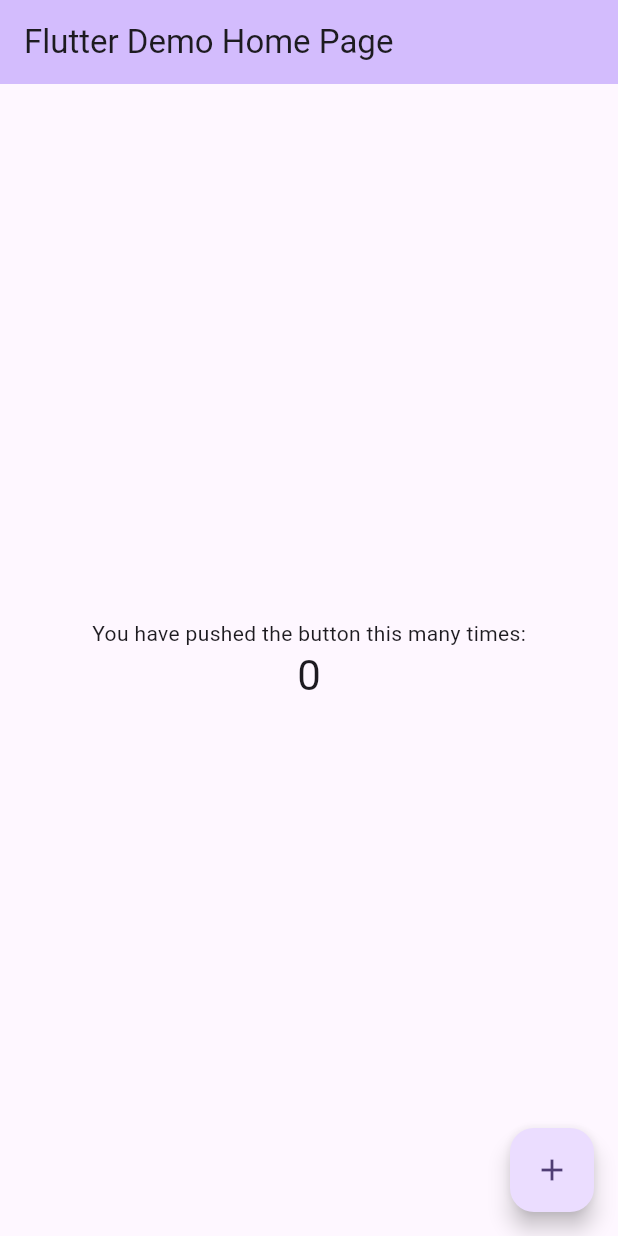
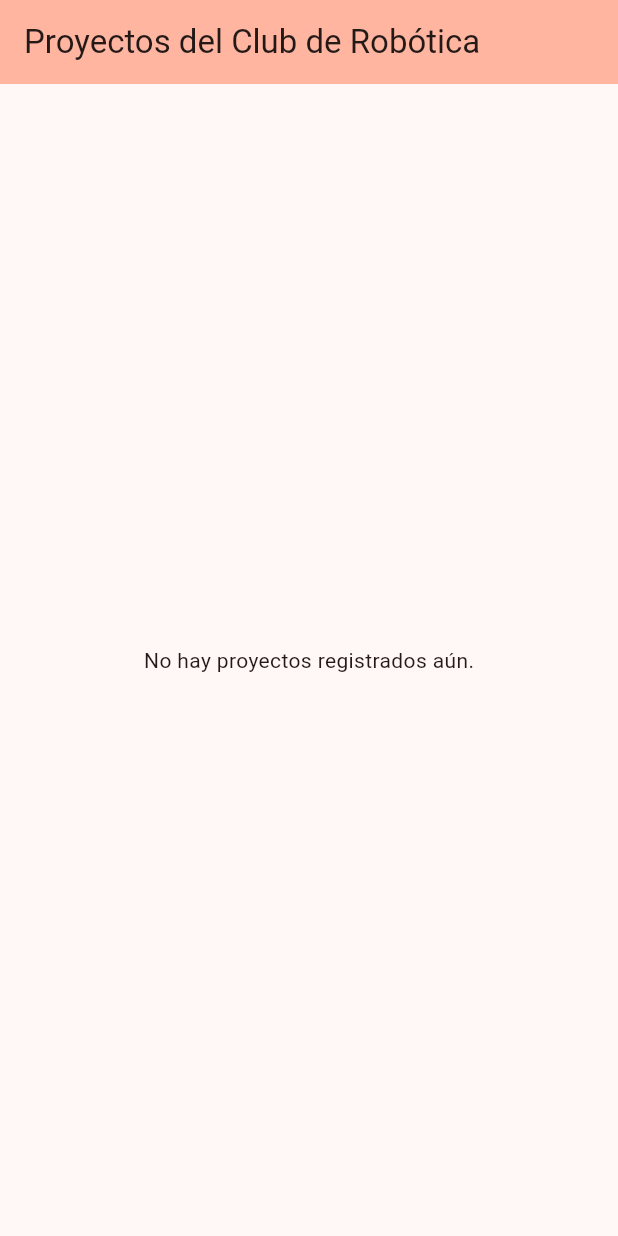
Before and after one commit to saulleonf/Club-de-Robotica-Repo, a Flutter app: the screen it shows after launch, on a phone screen of 412 x 824 dp. Run offline on Flutter 3.47's test engine with Material 3 defaults, Android fonts, the phone set to English and light mode, and no system bars; our stand-ins replace supabase_flutter; accounts and stored records are empty.

Commit message:
15/09/2026

```diff
--- a/lib/main.dart
+++ b/lib/main.dart
@@ -1,121 +1,87 @@
 import 'package:flutter/material.dart';
+import 'package:supabase_flutter/supabase_flutter.dart';
 
-void main() {
-  runApp(const MyApp());
+Future<void> main() async {
+  // Asegurar que los widgets estén inicializados
+  WidgetsFlutterBinding.ensureInitialized();
+
+  // Inicializar Supabase con tus credenciales de la nube
+  await Supabase.initialize(
+    url: 'https://qtsfsvxsmneiqchonojp.supabase.co',
+    anonKey: 'eyJhbGciOiJIUzI1NiIsInR5cCI6IkpXVCJ9.eyJpc3MiOiJzdXBhYmFzZSIsInJlZiI6InF0c2ZzdnhzbW5laXFjaG9ub2pwIiwicm9sZSI6ImFub24iLCJpYXQiOjE3ODkxNTg5MDAsImV4cCI6MjEwNDczNDkwMH0.Kearpk6gxff6gdS2GcNQ0huvJcZW7-rDaXFRklCjPyk',
+  );
+
+  runApp(const ClubRoboticaApp());
 }
 
-class MyApp extends StatelessWidget {
-  const MyApp({super.key});
+class ClubRoboticaApp extends StatelessWidget {
+  const ClubRoboticaApp({super.key});
 
-  // This widget is the root of your application.
   @override
   Widget build(BuildContext context) {
     return MaterialApp(
-      title: 'Flutter Demo',
+      title: 'Repositorio Club de Robótica\nbySaulLF',
       theme: ThemeData(
-        // This is the theme of your application.
-        //
-        // TRY THIS: Try running your application with "flutter run". You'll see
-        // the application has a purple toolbar. Then, without quitting the app,
-        // try changing the seedColor in the colorScheme below to Colors.green
-        // and then invoke "hot reload" (save your changes or press the "hot
-        // reload" button in a Flutter-supported IDE, or press "r" if you used
-        // the command line to start the app).
-        //
-        // Notice that the counter didn't reset back to zero; the application
-        // state is not lost during the reload. To reset the state, use hot
-        // restart instead.
-        //
-        // This works for code too, not just values: Most code changes can be
-        // tested with just a hot reload.
-        colorScheme: .fromSeed(seedColor: Colors.deepPurple),
+        colorScheme: ColorScheme.fromSeed(seedColor: Colors.deepOrange),
+        useMaterial3: true,
       ),
-      home: const MyHomePage(title: 'Flutter Demo Home Page'),
+      home: const HomeScreen(),
     );
   }
 }
 
-class MyHomePage extends StatefulWidget {
-  const MyHomePage({super.key, required this.title});
-
-  // This widget is the home page of your application. It is stateful, meaning
-  // that it has a State object (defined below) that contains fields that affect
-  // how it looks.
-
-  // This class is the configuration for the state. It holds the values (in this
-  // case the title) provided by the parent (in this case the App widget) and
-  // used by the build method of the State. Fields in a Widget subclass are
-  // always marked "final".
-
-  final String title;
+class HomeScreen extends StatefulWidget {
+  const HomeScreen({super.key});
 
   @override
-  State<MyHomePage> createState() => _MyHomePageState();
+  State<HomeScreen> createState() => _HomeScreenState();
 }
 
-class _MyHomePageState extends State<MyHomePage> {
-  int _counter = 0;
+class _HomeScreenState extends State<HomeScreen> {
+  // Instancia de Supabase para hacer peticiones
+  final supabase = Supabase.instance.client;
 
-  void _incrementCounter() {
-    setState(() {
-      // This call to setState tells the Flutter framework that something has
-      // changed in this State, which causes it to rerun the build method below
-      // so that the display can reflect the updated values. If we changed
-      // _counter without calling setState(), then the build method would not be
-      // called again, and so nothing would appear to happen.
-      _counter++;
-    });
+  // Método futuro para obtener los proyectos
+  Future<List<Map<String, dynamic>>> _obtenerProyectos() async {
+    final response = await supabase.from('proyectos').select();
+    return List<Map<String, dynamic>>.from(response);
   }
 
   @override
   Widget build(BuildContext context) {
-    // This method is rerun every time setState is called, for instance as done
-    // by the _incrementCounter method above.
-    //
-    // The Flutter framework has been optimized to make rerunning build methods
-    // fast, so that you can just rebuild anything that needs updating rather
-    // than having to individually change instances of widgets.
     return Scaffold(
       appBar: AppBar(
-        // TRY THIS: Try changing the color here to a specific color (to
-        // Colors.amber, perhaps?) and trigger a hot reload to see the AppBar
-        // change color while the other colors stay the same.
+        title: const Text('Proyectos del Club de Robótica'),
         backgroundColor: Theme.of(context).colorScheme.inversePrimary,
-        // Here we take the value from the MyHomePage object that was created by
-        // the App.build method, and use it to set our appbar title.
-        title: Text(widget.title),
       ),
-      body: Center(
-        // Center is a layout widget. It takes a single child and positions it
-        // in the middle of the parent.
-        child: Column(
-          // Column is also a layout widget. It takes a list of children and
-          // arranges them vertically. By default, it sizes itself to fit its
-          // children horizontally, and tries to be as tall as its parent.
-          //
-          // Column has various properties to control how it sizes itself and
-          // how it positions its children. Here we use mainAxisAlignment to
-          // center the children vertically; the main axis here is the vertical
-          // axis because Columns are vertical (the cross axis would be
-          // horizontal).
-          //
-          // TRY THIS: Invoke "debug painting" (choose the "Toggle Debug Paint"
-          // action in the IDE, or press "p" in the console), to see the
-          // wireframe for each widget.
-          mainAxisAlignment: .center,
-          children: [
-            const Text('You have pushed the button this many times:'),
-            Text(
-              '$_counter',
-              style: Theme.of(context).textTheme.headlineMedium,
-            ),
-          ],
-        ),
-      ),
-      floatingActionButton: FloatingActionButton(
-        onPressed: _incrementCounter,
-        tooltip: 'Increment',
-        child: const Icon(Icons.add),
+      body: FutureBuilder<List<Map<String, dynamic>>>(
+        future: _obtenerProyectos(),
+        builder: (context, snapshot) {
+          if (snapshot.connectionState == ConnectionState.waiting) {
+            return const Center(child: CircularProgressIndicator());
+          }
+          if (snapshot.hasError) {
+            return Center(child: Text('Error: ${snapshot.error}'));
+          }
+          final proyectos = snapshot.data ?? [];
+          if (proyectos.isEmpty) {
+            return const Center(child: Text('No hay proyectos registrados aún.'));
+          }
+          return ListView.builder(
+            itemCount: proyectos.length,
+            itemBuilder: (context, index) {
+              final proyecto = proyectos[index];
+              return Card(
+                margin: const EdgeInsets.all(8.0),
+                child: ListTile(
+                  title: Text(proyecto['titulo'] ?? 'Sin título'),
+                  subtitle: Text('Autor: ${proyecto['autor']} - ${proyecto['categoria']}'),
+                  trailing: const Icon(Icons.code),
+                ),
+              );
+            },
+          );
+        },
       ),
     );
   }
--- a/pubspec.yaml
+++ b/pubspec.yaml
@@ -30,7 +30,7 @@ environment:
 dependencies:
   flutter:
     sdk: flutter
-
+  supabase_flutter: ^2.8.0
   # The following adds the Cupertino Icons font to your application.
   # Use with the CupertinoIcons class for iOS style icons.
   cupertino_icons: ^1.0.8
```
Also changed, not shown: pubspec.lock, 6 other files.
